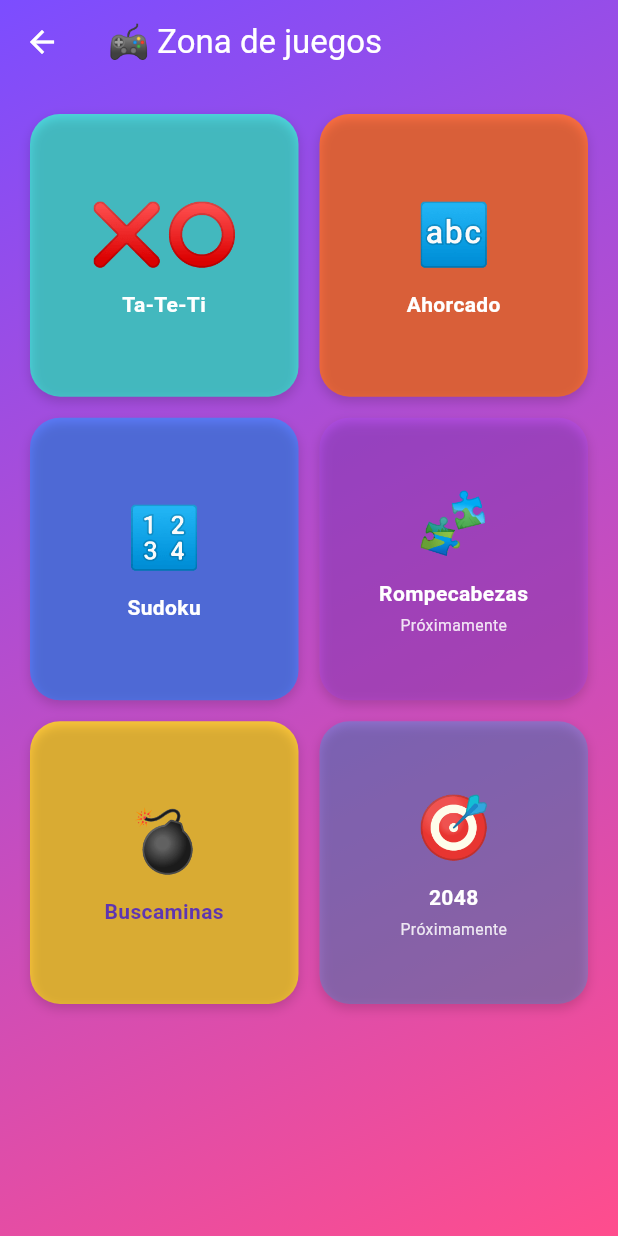
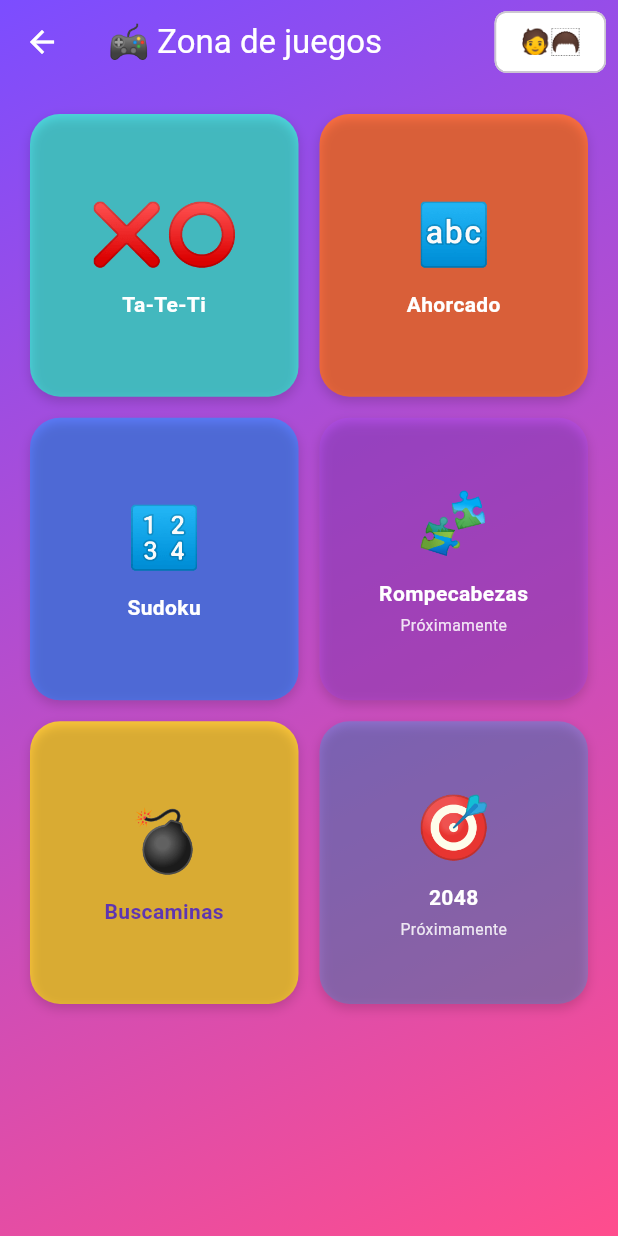
Before and after one commit to solucioneselectromedicassj-ai/La-oca-, a Flutter app: the JuegosHubScreen screen opened directly with empty values, on a phone screen of 412 x 824 dp. Run offline on Flutter 3.47's test engine with Material 3 defaults, Android fonts, the phone set to English and light mode, and no system bars; our stand-ins replace audioplayers, share_plus, shared_preferences, supabase_flutter; missing offline and left inert: onesignal_flutter, realtime_client; accounts and stored records are empty; Roboto replaces fonts that are missing (Georgia).

Commit message:
Dejar cambiar la dificultad desde la Zona de juegos, no solo la primera vez
Antes el nivel (menor/adolescente/adulto) se preguntaba una única vez
y quedaba fijo para siempre, sin forma de probar los otros — reportado
por el usuario al querer probar adolescente/adulto después de elegir
menor. Ahora hay un chip con la dificultad actual arriba a la derecha
de la Zona de juegos que abre un selector para cambiarla cuando
quieras.

```diff
--- a/ocaland_flutter/lib/screens/juegos_hub_screen.dart
+++ b/ocaland_flutter/lib/screens/juegos_hub_screen.dart
@@ -1,7 +1,9 @@
 import 'package:flutter/material.dart';
+import '../services/preferencias_service.dart';
 import '../theme/app_colors.dart';
 import 'ahorcado_screen.dart';
 import 'buscaminas_screen.dart';
+import 'nivel_juegos_screen.dart';
 import 'sudoku_screen.dart';
 import 'tateti_screen.dart';
 
@@ -19,25 +21,79 @@ class _JuegoInfo {
 /// clásicos bien distintos entre sí, con más variedad que solo dos
 /// minijuegos repetidos. Se va a ir completando de a uno; los que
 /// todavía no están armados se muestran atenuados como "Próximamente".
-class JuegosHubScreen extends StatelessWidget {
+class JuegosHubScreen extends StatefulWidget {
   final String usuarioId;
   final String nivel;
   const JuegosHubScreen({super.key, required this.usuarioId, required this.nivel});
 
   @override
+  State<JuegosHubScreen> createState() => _JuegosHubScreenState();
+}
+
+class _JuegosHubScreenState extends State<JuegosHubScreen> {
+  late String _nivel = widget.nivel;
+
+  String get _nivelEmoji => NivelJuegosScreen.niveles.firstWhere((n) => n.$1 == _nivel, orElse: () => NivelJuegosScreen.niveles.last).$2.split(' ').first;
+
+  Future<void> _cambiarNivel() async {
+    final elegido = await showModalBottomSheet<String>(
+      context: context,
+      backgroundColor: AppColors.parchment,
+      builder: (sheetContext) => SafeArea(
+        child: Column(
+          mainAxisSize: MainAxisSize.min,
+          children: [
+            const Padding(
+              padding: EdgeInsets.fromLTRB(20, 16, 20, 4),
+              child: Text('¿A qué dificultad querés jugar?', style: TextStyle(fontWeight: FontWeight.bold, color: AppColors.violetDark)),
+            ),
+            for (final n in NivelJuegosScreen.niveles)
+              ListTile(
+                title: Text(n.$2),
+                trailing: n.$1 == _nivel ? const Icon(Icons.check, color: AppColors.violetDark) : null,
+                onTap: () => Navigator.of(sheetContext).pop(n.$1),
+              ),
+            const SizedBox(height: 8),
+          ],
+        ),
+      ),
+    );
+    if (elegido == null || elegido == _nivel) return;
+    await PreferenciasService.guardarNivelJuegos(elegido);
+    if (mounted) setState(() => _nivel = elegido);
+  }
+
+  @override
   Widget build(BuildContext context) {
     final juegos = [
-      _JuegoInfo('❌⭕', 'Ta-Te-Ti', AppColors.turquoise, builder: (_) => TatetiScreen(usuarioId: usuarioId)),
-      _JuegoInfo('🔤', 'Ahorcado', AppColors.coral, builder: (_) => AhorcadoScreen(usuarioId: usuarioId, nivel: nivel)),
-      _JuegoInfo('🔢', 'Sudoku', AppColors.indigo, builder: (_) => SudokuScreen(usuarioId: usuarioId, nivel: nivel)),
+      _JuegoInfo('❌⭕', 'Ta-Te-Ti', AppColors.turquoise, builder: (_) => TatetiScreen(usuarioId: widget.usuarioId)),
+      _JuegoInfo('🔤', 'Ahorcado', AppColors.coral, builder: (_) => AhorcadoScreen(usuarioId: widget.usuarioId, nivel: _nivel)),
+      _JuegoInfo('🔢', 'Sudoku', AppColors.indigo, builder: (_) => SudokuScreen(usuarioId: widget.usuarioId, nivel: _nivel)),
       _JuegoInfo('🧩', 'Rompecabezas', AppColors.magenta),
-      _JuegoInfo('💣', 'Buscaminas', AppColors.gold, textoOscuro: true, builder: (_) => BuscaminasScreen(usuarioId: usuarioId, nivel: nivel)),
+      _JuegoInfo('💣', 'Buscaminas', AppColors.gold, textoOscuro: true, builder: (_) => BuscaminasScreen(usuarioId: widget.usuarioId, nivel: _nivel)),
       _JuegoInfo('🎯', '2048', AppColors.sky),
     ];
     return Scaffold(
       backgroundColor: Colors.transparent,
       extendBodyBehindAppBar: true,
-      appBar: AppBar(backgroundColor: Colors.transparent, elevation: 0, foregroundColor: Colors.white, title: const Text('🎮 Zona de juegos')),
+      appBar: AppBar(
+        backgroundColor: Colors.transparent,
+        elevation: 0,
+        foregroundColor: Colors.white,
+        title: const Text('🎮 Zona de juegos'),
+        actions: [
+          Padding(
+            padding: const EdgeInsets.only(right: 8),
+            child: Center(
+              child: ActionChip(
+                backgroundColor: Colors.white,
+                label: Text(_nivelEmoji, style: const TextStyle(fontSize: 16)),
+                onPressed: _cambiarNivel,
+              ),
+            ),
+          ),
+        ],
+      ),
       body: Container(
         decoration: const BoxDecoration(
           gradient: LinearGradient(begin: Alignment.topLeft, end: Alignment.bottomRight, colors: AppColors.heroGradient),
--- a/ocaland_flutter/lib/screens/nivel_juegos_screen.dart
+++ b/ocaland_flutter/lib/screens/nivel_juegos_screen.dart
@@ -8,7 +8,7 @@ import '../theme/app_colors.dart';
 class NivelJuegosScreen extends StatelessWidget {
   const NivelJuegosScreen({super.key});
 
-  static const _niveles = [
+  static const niveles = [
     ('menor', '🧒 Menor de 12 años'),
     ('adolescente', '🧑 Adolescente (13 a 17)'),
     ('adulto', '🧑‍🦱 Adulto (18 o más)'),
@@ -42,7 +42,7 @@ class NivelJuegosScreen extends StatelessWidget {
                           style: TextStyle(color: AppColors.violetDark, fontWeight: FontWeight.w600),
                         ),
                         const SizedBox(height: 14),
-                        for (final n in _niveles)
+                        for (final n in niveles)
                           Padding(
                             padding: const EdgeInsets.only(bottom: 8),
                             child: SizedBox(
```
